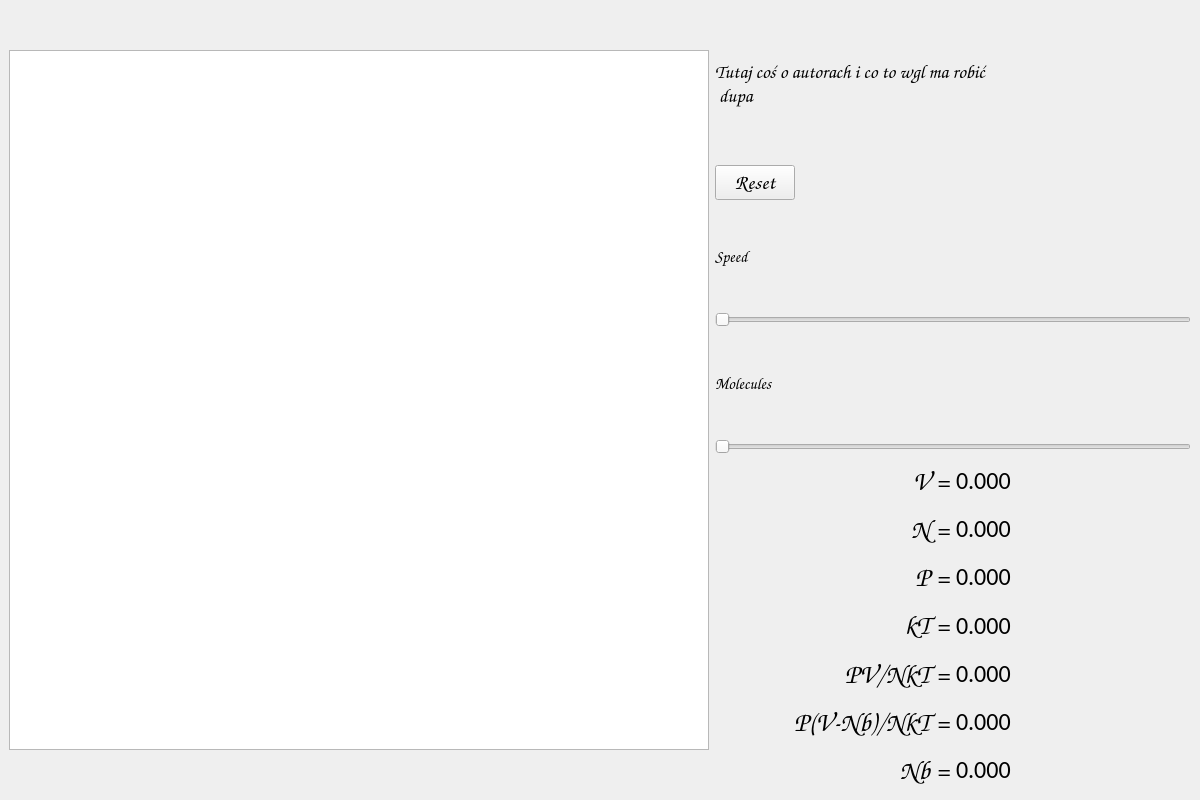
AmandaBloom/brownian_motion_simulation, file window.ui: the form before one commit.
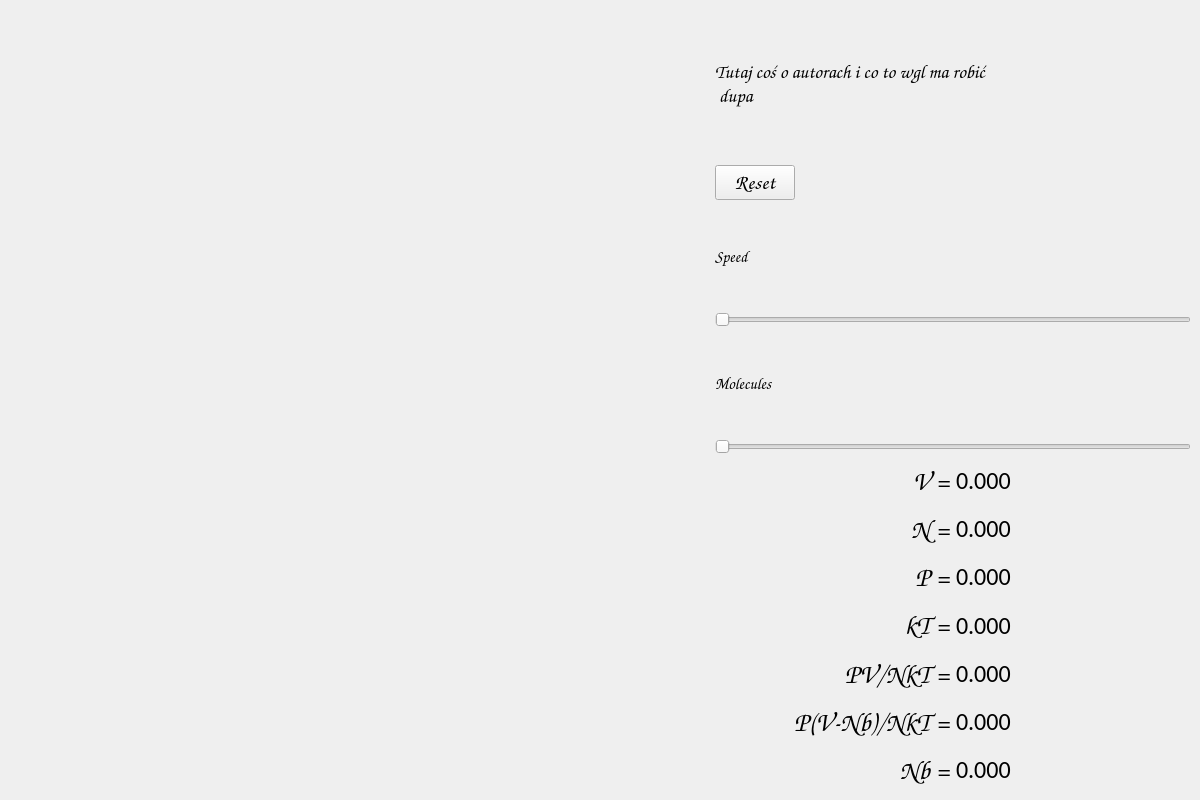
The form after the commit.

```diff
--- a/window.ui
+++ b/window.ui
@@ -34,15 +34,9 @@
   <widget class="QWidget" name="centralwidget">
    <layout class="QVBoxLayout" name="verticalLayout_2">
     <item>
-     <layout class="QHBoxLayout" name="horizontalLayout" stretch="1,2">
+     <layout class="QHBoxLayout" name="horizontalLayout" stretch="0,2">
       <item>
-       <widget class="QGraphicsView" name="graphicsView">
-        <property name="sizePolicy">
-         <sizepolicy hsizetype="Fixed" vsizetype="Fixed">
-          <horstretch>0</horstretch>
-          <verstretch>0</verstretch>
-         </sizepolicy>
-        </property>
+       <widget class="QLabel" name="label_painter">
         <property name="minimumSize">
          <size>
           <width>700</width>
@@ -55,11 +49,8 @@
           <height>700</height>
          </size>
         </property>
-        <property name="sizeIncrement">
-         <size>
-          <width>0</width>
-          <height>0</height>
-         </size>
+        <property name="text">
+         <string/>
         </property>
        </widget>
       </item>
```
Left out of the diff: 16 changed lines with no effect on the pictures.
